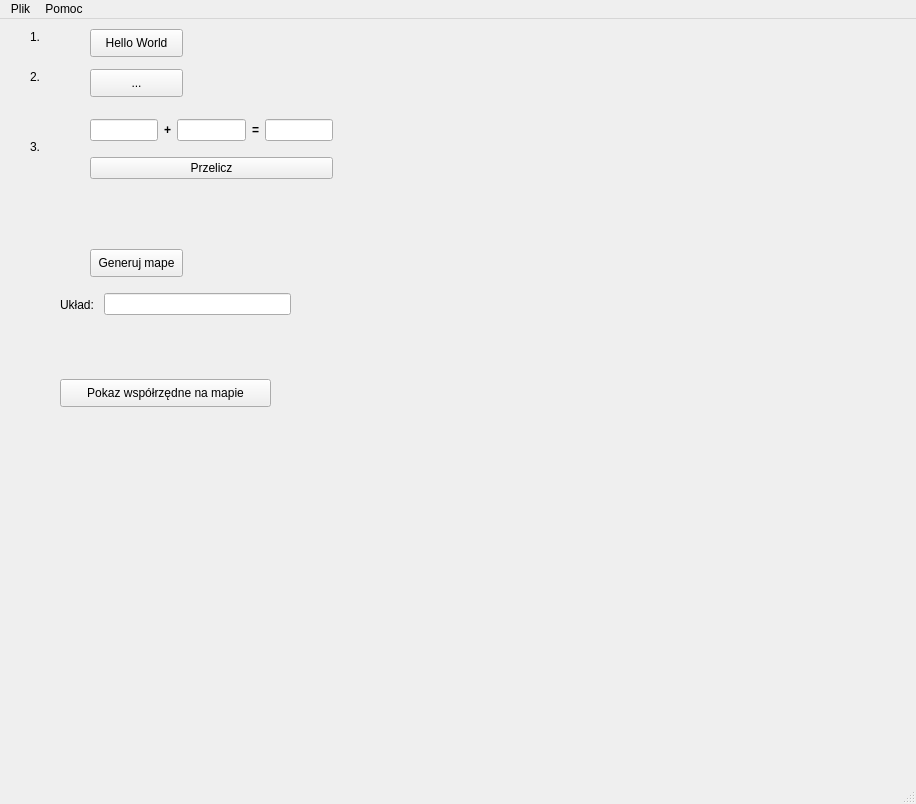
Before: the Qt Designer form okno.ui in Kaemer1645/Szkolenie_Python_KNGK, drawn with Qt 5.
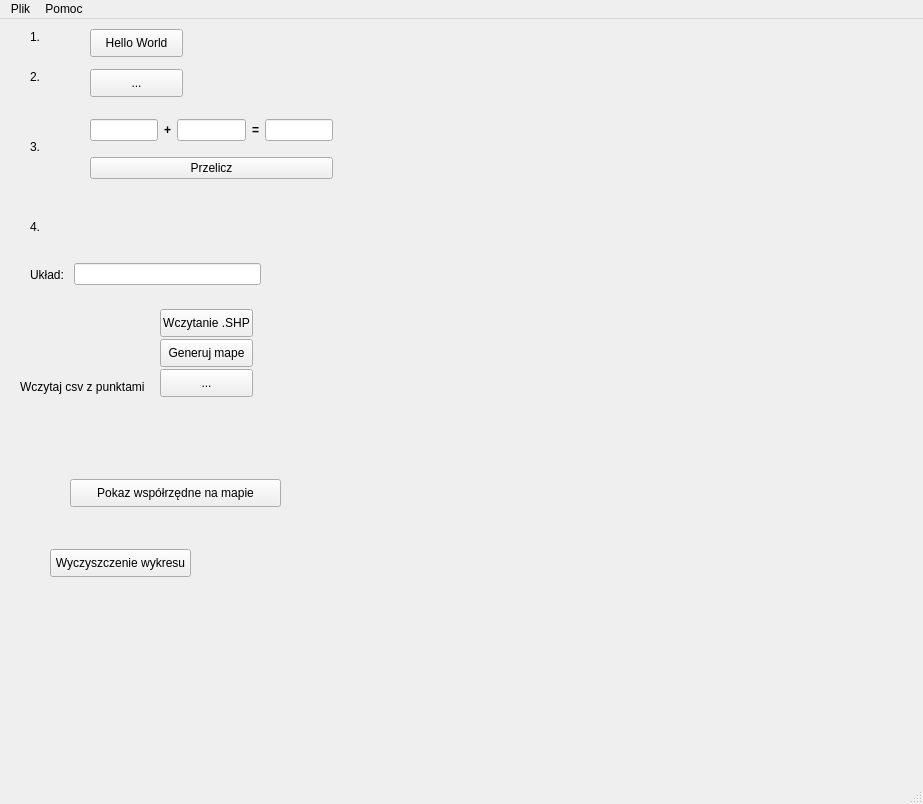
After: the same form once the commit is applied. Custom widgets are drawn as their Qt base class.

Commit message: dodanie przyciskow wczytywania, czyszczenie wykresu, opisanie kodu

Patch:
```diff
--- a/okno.ui
+++ b/okno.ui
@@ -6,7 +6,7 @@
    <rect>
     <x>0</x>
     <y>0</y>
-    <width>916</width>
+    <width>923</width>
     <height>804</height>
    </rect>
   </property>
@@ -146,8 +146,8 @@
    <widget class="QPushButton" name="pbGraph">
     <property name="geometry">
      <rect>
-      <x>90</x>
-      <y>230</y>
+      <x>160</x>
+      <y>320</y>
       <width>93</width>
       <height>28</height>
      </rect>
@@ -175,8 +175,8 @@
    <widget class="QWidget" name="horizontalLayoutWidget">
     <property name="geometry">
      <rect>
-      <x>60</x>
-      <y>270</y>
+      <x>30</x>
+      <y>240</y>
       <width>231</width>
       <height>31</height>
      </rect>
@@ -197,8 +197,8 @@
    <widget class="QPushButton" name="pbShowPoints">
     <property name="geometry">
      <rect>
-      <x>60</x>
-      <y>360</y>
+      <x>70</x>
+      <y>460</y>
       <width>211</width>
       <height>28</height>
      </rect>
@@ -207,14 +207,79 @@
      <string>Pokaz współrzędne na mapie</string>
     </property>
    </widget>
+   <widget class="QLabel" name="label_7">
+    <property name="geometry">
+     <rect>
+      <x>30</x>
+      <y>200</y>
+      <width>55</width>
+      <height>16</height>
+     </rect>
+    </property>
+    <property name="text">
+     <string>4.</string>
+    </property>
+   </widget>
+   <widget class="QLabel" name="label_8">
+    <property name="geometry">
+     <rect>
+      <x>20</x>
+      <y>360</y>
+      <width>141</width>
+      <height>16</height>
+     </rect>
+    </property>
+    <property name="text">
+     <string>Wczytaj csv z punktami</string>
+    </property>
+   </widget>
+   <widget class="QPushButton" name="pbCsv">
+    <property name="geometry">
+     <rect>
+      <x>160</x>
+      <y>350</y>
+      <width>93</width>
+      <height>28</height>
+     </rect>
+    </property>
+    <property name="text">
+     <string>...</string>
+    </property>
+   </widget>
+   <widget class="QPushButton" name="pbShp">
+    <property name="geometry">
+     <rect>
+      <x>160</x>
+      <y>290</y>
+      <width>93</width>
+      <height>28</height>
+     </rect>
+    </property>
+    <property name="text">
+     <string>Wczytanie .SHP</string>
+    </property>
+   </widget>
+   <widget class="QPushButton" name="pbClear">
+    <property name="geometry">
+     <rect>
+      <x>50</x>
+      <y>530</y>
+      <width>141</width>
+      <height>28</height>
+     </rect>
+    </property>
+    <property name="text">
+     <string>Wyczyszczenie wykresu</string>
+    </property>
+   </widget>
   </widget>
   <widget class="QMenuBar" name="menubar">
    <property name="geometry">
     <rect>
      <x>0</x>
      <y>0</y>
-     <width>916</width>
-     <height>26</height>
+     <width>923</width>
+     <height>21</height>
     </rect>
    </property>
    <widget class="QMenu" name="menuWczytaj_plik">
```
Left out of the diff: 3 changed lines with no effect on the pictures. The commit also changes 2 other files.
